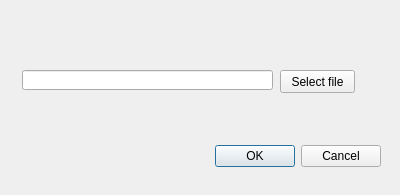
First picture: the form in GUI/loadproject.ui, repository eric5512/VDAS, before the edit.
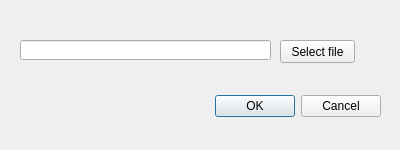
Second picture: the form after the edit.

```diff
--- a/GUI/loadproject.ui
+++ b/GUI/loadproject.ui
@@ -7,7 +7,7 @@
     <x>0</x>
     <y>0</y>
     <width>400</width>
-    <height>195</height>
+    <height>150</height>
    </rect>
   </property>
   <property name="windowTitle">
@@ -17,7 +17,7 @@
    <property name="geometry">
     <rect>
      <x>40</x>
-     <y>140</y>
+     <y>90</y>
      <width>341</width>
      <height>32</height>
     </rect>
@@ -33,7 +33,7 @@
    <property name="geometry">
     <rect>
      <x>280</x>
-     <y>70</y>
+     <y>40</y>
      <width>75</width>
      <height>23</height>
     </rect>
@@ -45,8 +45,8 @@
   <widget class="QLineEdit" name="linePath">
    <property name="geometry">
     <rect>
-     <x>22</x>
-     <y>70</y>
+     <x>20</x>
+     <y>40</y>
      <width>251</width>
      <height>20</height>
     </rect>
```
